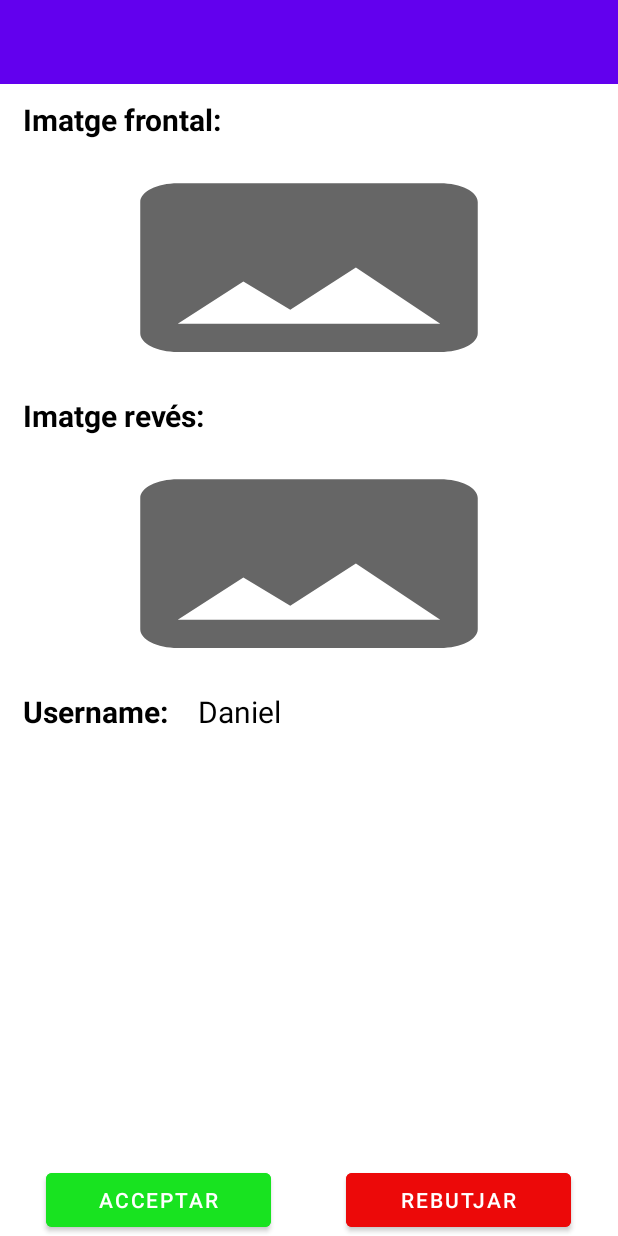
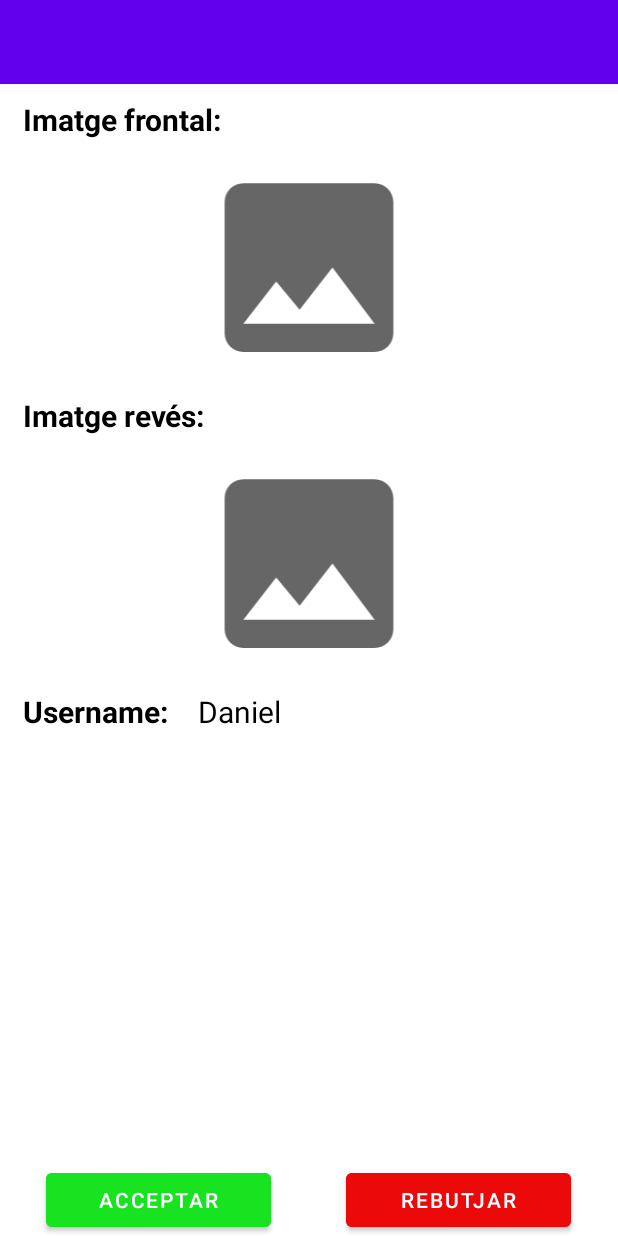
Before and after one commit to raul-sampietro/ElektroGo_adminapp, an Android app: the layout activity_driver_details.xml on its own in the app's theme, with its tools: preview values and no code run, on a phone screen of 412 x 824 dp. Run offline under Robolectric (Android 15) with nearby library versions, the phone set to English and light mode, and no system bars.

```diff
--- a/app/src/main/res/layout/activity_details_vehicle.xml
+++ b/app/src/main/res/layout/activity_details_vehicle.xml
@@ -29,7 +29,7 @@
             android:layout_margin="20dp"
             android:adjustViewBounds="true"
             android:scaleType="fitCenter"
-            android:background="@drawable/ic_baseline_image_24" />
+            android:src="@drawable/ic_baseline_image_24" />
 
         <TextView
             android:id="@+id/infoLabel"
--- a/app/src/main/res/layout/activity_driver_details.xml
+++ b/app/src/main/res/layout/activity_driver_details.xml
@@ -43,9 +43,8 @@
             android:layout_height="150dp"
             android:layout_gravity="center"
             android:layout_marginBottom="10dp"
-            android:adjustViewBounds="true"
             android:scaleType="fitCenter"
-            android:background="@drawable/ic_baseline_image_24" />
+            android:src="@drawable/ic_baseline_image_24" />
 
         <TextView
             android:id="@+id/backImageLabel"
@@ -64,9 +63,8 @@
             android:layout_height="150dp"
             android:layout_gravity="center"
             android:layout_marginBottom="10dp"
-            android:adjustViewBounds="true"
             android:scaleType="fitCenter"
-            android:background="@drawable/ic_baseline_image_24" />
+            android:src="@drawable/ic_baseline_image_24" />
 
         <LinearLayout
             android:layout_width="match_parent"
```
Also changed, not shown: app/src/main/java/elektroGo/adminapp/ui/driversConfirmation/DriverDetailsActivity.kt (+8 -0 lines).
